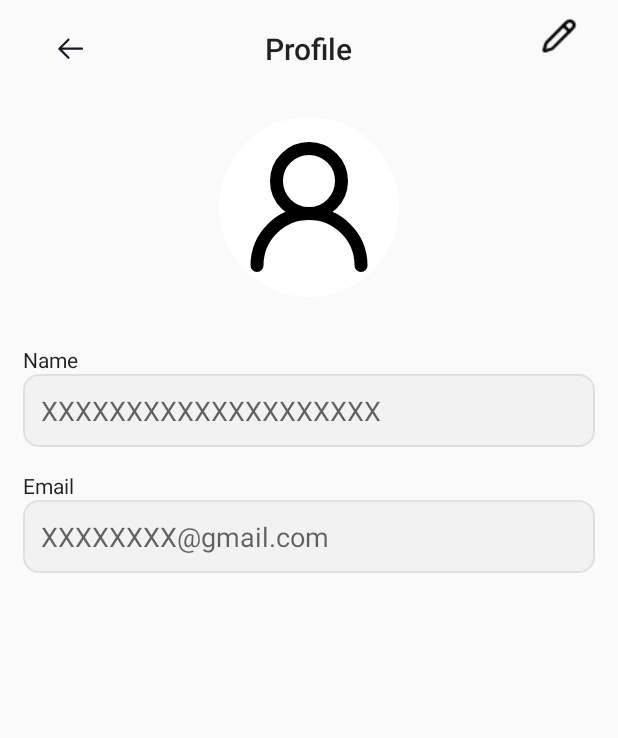
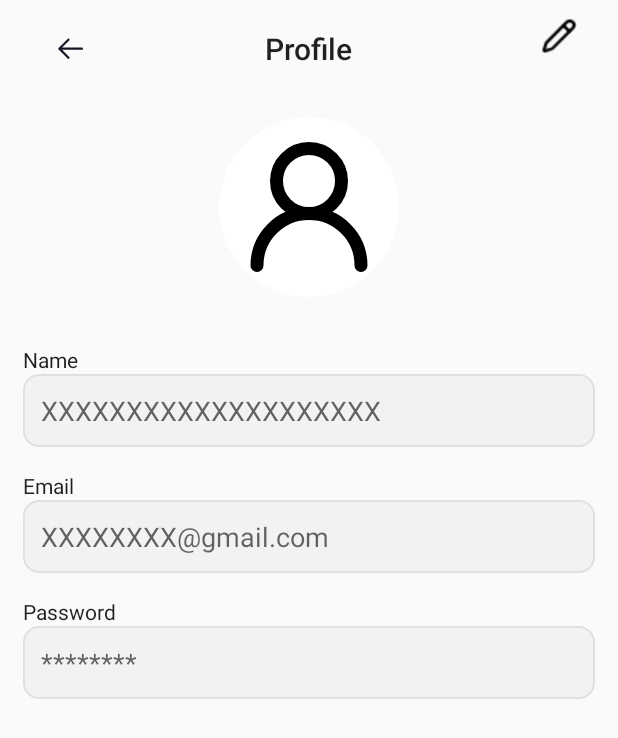
Before and after one commit to IvanClarion/AAA, an Android app: the Profile_Student screen opened directly, with no data from a screen before it, after a tap on "SAVE", on a phone screen of 412 x 824 dp. Shown: the top 738 px of the screen. Run offline under Robolectric (Android 15) with nearby library versions, the phone set to English and light mode, and no system bars; 1 other tap on this screen came first.

Commit message:
Profile adjusted

```diff
--- a/app/src/main/java/com/example/aaa/Profile_Student.kt
+++ b/app/src/main/java/com/example/aaa/Profile_Student.kt
@@ -16,8 +16,9 @@ class Profile_Student : AppCompatActivity() {
 
     private lateinit var nameEditText: EditText
     private lateinit var emailEditText: EditText
+    private lateinit var passwordEditText: EditText // Added password EditText
     private lateinit var editButton: ImageButton
-    private lateinit var saveButton: Button // Add save button
+    private lateinit var saveButton: Button
 
     override fun onCreate(savedInstanceState: Bundle?) {
         super.onCreate(savedInstanceState)
@@ -32,15 +33,16 @@ class Profile_Student : AppCompatActivity() {
         // Initialize views
         nameEditText = findViewById(R.id.nameEditText)
         emailEditText = findViewById(R.id.emailEditText)
+        passwordEditText = findViewById(R.id.passwordEditText) // Initialize password EditText
         editButton = findViewById(R.id.editButton)
-        saveButton = findViewById(R.id.profile_save) // Initialize save button
+        saveButton = findViewById(R.id.profile_save)
 
         // Initially disable the EditText fields and the save button
         nameEditText.isEnabled = false
         emailEditText.isEnabled = false
-        saveButton.isEnabled = false // Disable save button initially
-        saveButton.visibility = View.GONE // Hide save button initially
-
+        passwordEditText.isEnabled = false // Disable password EditText
+        saveButton.isEnabled = false
+        saveButton.visibility = View.GONE
 
         val backButton = findViewById<ImageButton>(R.id.backButton)
         backButton.setOnClickListener {
@@ -62,28 +64,31 @@ class Profile_Student : AppCompatActivity() {
         // Toggle the enabled state of the EditText fields
         nameEditText.isEnabled = !nameEditText.isEnabled
         emailEditText.isEnabled = !emailEditText.isEnabled
+        passwordEditText.isEnabled = !passwordEditText.isEnabled // Toggle password EditText
 
         // Toggle visibility and enabled state of save button
         saveButton.visibility = if (nameEditText.isEnabled) View.VISIBLE else View.GONE
         saveButton.isEnabled = nameEditText.isEnabled
-
-        // No longer changing the edit button icon
-
     }
 
     fun onSaveButtonClicked() {
         // Here you would save the data from the EditText fields
         val name = nameEditText.text.toString()
         val email = emailEditText.text.toString()
+        val password = passwordEditText.text.toString() // Get password
 
-        //For now, let's just show a toast
-        Toast.makeText(this, "Saving Profile...\nName: $name\nEmail: $email", Toast.LENGTH_SHORT).show()
+        // For now, let's just show a toast
+        Toast.makeText(
+            this,
+            "Saving Profile...\nName: $name\nEmail: $email\nPassword: $password", // Include Password in the toast (FOR DEMO ONLY)
+            Toast.LENGTH_SHORT
+        ).show()
 
         // Disable EditText fields and hide save button after saving
         nameEditText.isEnabled = false
         emailEditText.isEnabled = false
+        passwordEditText.isEnabled = false // Disable password EditText
         saveButton.visibility = View.GONE
         saveButton.isEnabled = false
-
     }
 }
--- a/app/src/main/res/layout/activity_profile_student.xml
+++ b/app/src/main/res/layout/activity_profile_student.xml
@@ -117,17 +117,40 @@
         app:layout_constraintStart_toStartOf="parent"
         app:layout_constraintTop_toBottomOf="@+id/emailLabel" />
 
+    <!-- Password Input -->
+    <TextView
+        android:id="@+id/passwordLabel"
+        android:layout_width="wrap_content"
+        android:layout_height="wrap_content"
+        android:layout_marginTop="16dp"
+        android:text="Password"
+        android:textAppearance="@style/TextAppearance.AppCompat.Body1"
+        app:layout_constraintStart_toStartOf="parent"
+        app:layout_constraintTop_toBottomOf="@+id/emailEditText" />
+
+    <EditText
+        android:id="@+id/passwordEditText"
+        android:layout_width="match_parent"
+        android:layout_height="wrap_content"
+        android:background="@drawable/rounded_edittext"
+        android:enabled="false"
+        android:hint="********"
+        android:inputType="textPassword"
+        android:padding="12dp"
+        app:layout_constraintEnd_toEndOf="parent"
+        app:layout_constraintStart_toStartOf="parent"
+        app:layout_constraintTop_toBottomOf="@+id/passwordLabel" />
+
     <Button
         android:id="@+id/profile_save"
         android:layout_width="match_parent"
         android:layout_height="wrap_content"
-        android:layout_marginTop="56dp"
+        android:layout_marginTop="24dp"
         android:text="Save"
         android:textColor="@color/white"
         android:background="@drawable/button_layout"
-        app:layout_constraintEnd_toEndOf="@+id/emailEditText"
-        app:layout_constraintStart_toStartOf="@+id/emailEditText"
-        app:layout_constraintTop_toBottomOf="@+id/emailEditText" />
-
+        app:layout_constraintEnd_toEndOf="@+id/passwordEditText"
+        app:layout_constraintStart_toStartOf="@+id/passwordEditText"
+        app:layout_constraintTop_toBottomOf="@+id/passwordEditText" />
 
 </androidx.constraintlayout.widget.ConstraintLayout>
```
